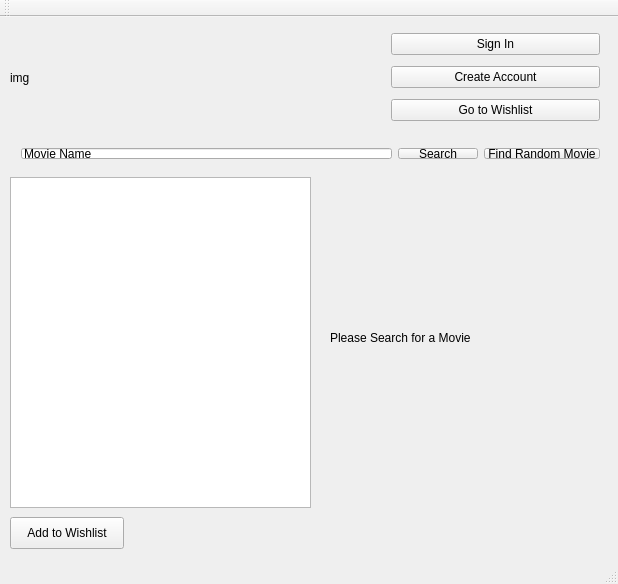
Qt form mainwindow.ui (hoang1997/MovieInfoFinder) before a commit.
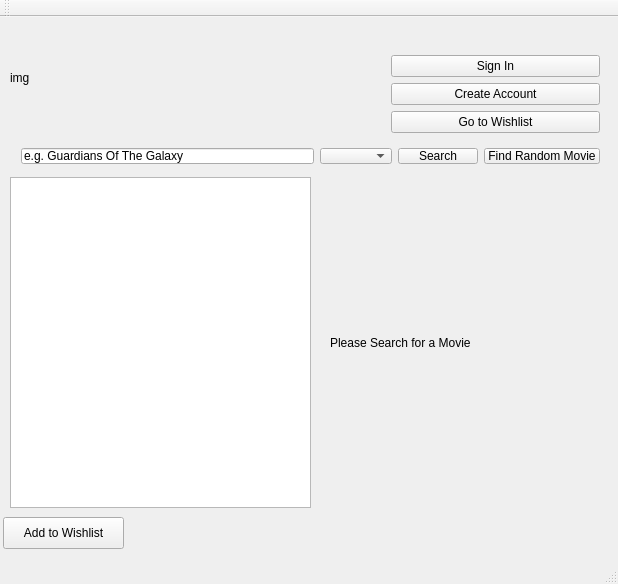
The same form after that commit.

The edit to the form file:
```diff
--- a/mainwindow.ui
+++ b/mainwindow.ui
@@ -45,7 +45,7 @@
       <x>330</x>
       <y>160</y>
       <width>271</width>
-      <height>321</height>
+      <height>331</height>
      </rect>
     </property>
     <property name="text">
@@ -58,17 +58,20 @@
       <x>10</x>
       <y>120</y>
       <width>601</width>
-      <height>33</height>
+      <height>38</height>
      </rect>
     </property>
     <layout class="QHBoxLayout" name="horizontalLayout">
      <item>
       <widget class="QLineEdit" name="lineEdit">
        <property name="text">
-        <string>Movie Name</string>
+        <string>e.g. Guardians Of The Galaxy</string>
        </property>
       </widget>
      </item>
+     <item>
+      <widget class="QComboBox" name="comboBox"/>
+     </item>
      <item>
       <widget class="QPushButton" name="searchButton">
        <property name="text">
@@ -101,9 +104,9 @@
    <widget class="QPushButton" name="pushButton_4">
     <property name="geometry">
      <rect>
-      <x>10</x>
+      <x>3</x>
       <y>500</y>
-      <width>114</width>
+      <width>121</width>
       <height>32</height>
      </rect>
     </property>
@@ -111,16 +114,23 @@
      <string>Add to Wishlist</string>
     </property>
    </widget>
-   <widget class="QWidget" name="">
+   <widget class="QWidget" name="layoutWidget">
     <property name="geometry">
      <rect>
       <x>380</x>
       <y>0</y>
       <width>231</width>
-      <height>121</height>
+      <height>127</height>
      </rect>
     </property>
     <layout class="QVBoxLayout" name="verticalLayout">
+     <item>
+      <widget class="QLabel" name="label">
+       <property name="text">
+        <string/>
+       </property>
+      </widget>
+     </item>
      <item>
       <widget class="QPushButton" name="pushButton_2">
        <property name="text">
```
